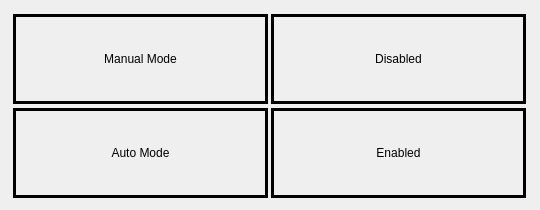
The window that amr_v4_qt/src/running_mode_screen.ui (ColinSmith14/agv_gui) describes before a commit, drawn with Qt 5.
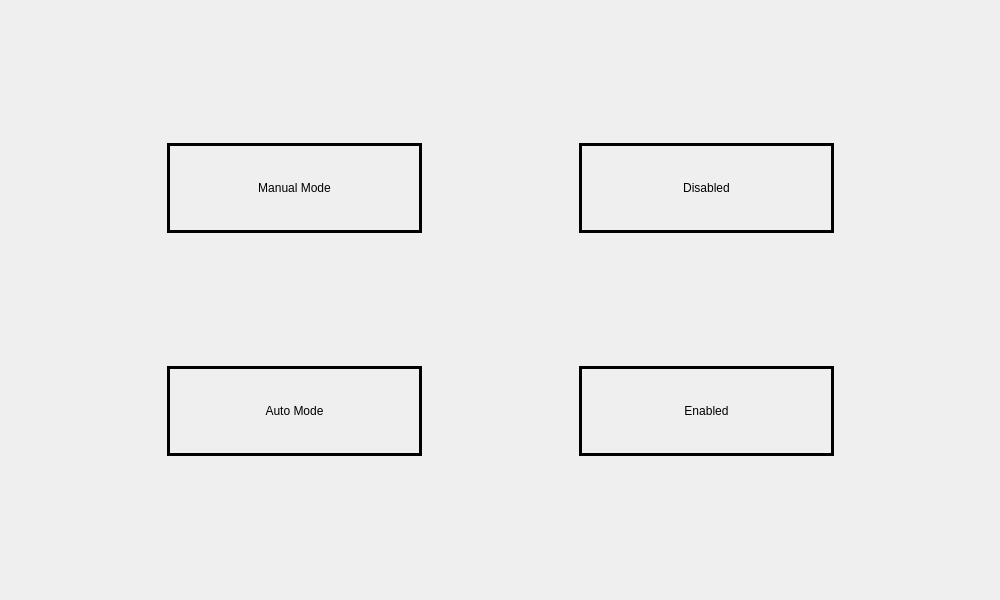
The same window after the commit.

```diff
--- a/amr_v4_qt/src/running_mode_screen.ui
+++ b/amr_v4_qt/src/running_mode_screen.ui
@@ -6,8 +6,8 @@
    <rect>
     <x>0</x>
     <y>0</y>
-    <width>540</width>
-    <height>210</height>
+    <width>1000</width>
+    <height>600</height>
    </rect>
   </property>
   <property name="windowTitle">
@@ -18,8 +18,8 @@
     <rect>
      <x>10</x>
      <y>10</y>
-     <width>521</width>
-     <height>192</height>
+     <width>981</width>
+     <height>581</height>
     </rect>
    </property>
    <layout class="QVBoxLayout" name="verticalLayout">
```
